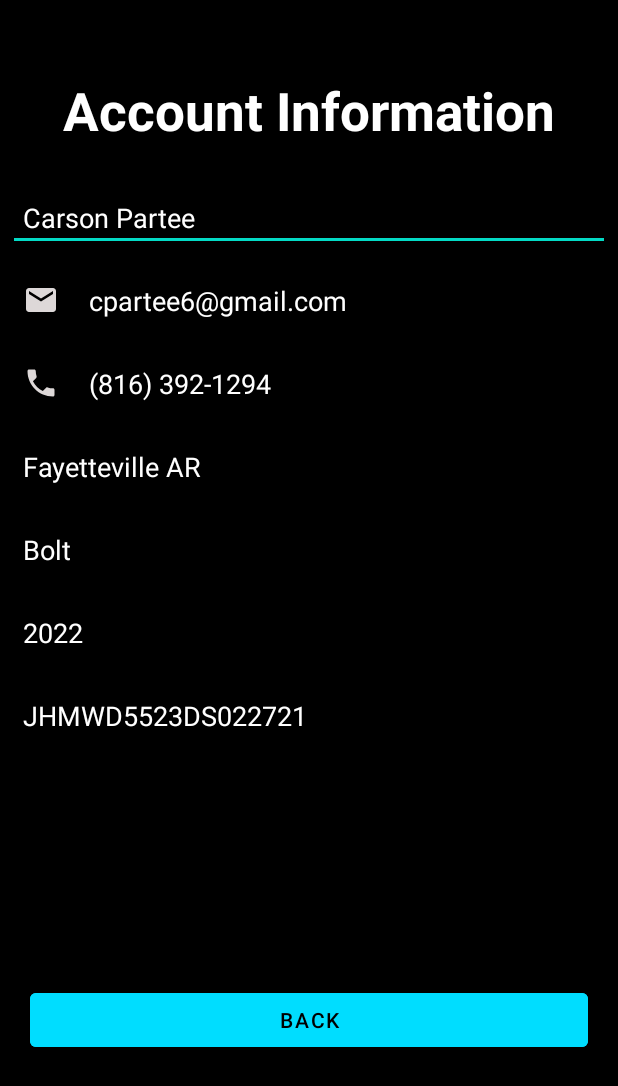
After one commit to capstoneGM/gmApp, an Android app: the AccountInfo screen opened directly, with no data from a screen before it, on a phone screen of 412 x 824 dp. The commit adds this screen. Shown: the top 1086 px of the screen. Run offline under Robolectric (Android 15) with nearby library versions, the phone set to English and light mode, and no system bars.

Commit message:
Account info screen initial setup

```diff
--- a/GMev/app/build.gradle
+++ b/GMev/app/build.gradle
@@ -38,4 +38,5 @@ dependencies {
     testImplementation 'junit:junit:4.+'
     androidTestImplementation 'androidx.test.ext:junit:1.1.3'
     androidTestImplementation 'androidx.test.espresso:espresso-core:3.4.0'
+    compile 'com.firebase:firebase-client-android:2.5.0'
 }
--- a/GMev/app/src/main/AndroidManifest.xml
+++ b/GMev/app/src/main/AndroidManifest.xml
@@ -22,6 +22,9 @@
             android:name=".MainMenu"
             android:exported="false" />
         <activity
+            android:name=".AccountInfo"
+            android:exported="false" />
+        <activity
             android:name=".MainActivity"
             android:exported="true">
             <intent-filter>
--- /dev/null
+++ b/GMev/app/src/main/java/com/example/gmev/AccountInfo.java
@@ -0,0 +1,78 @@
+package com.example.gmev;
+
+import androidx.appcompat.app.AppCompatActivity;
+
+import android.content.Intent;
+import android.os.Bundle;
+import android.view.View;
+import android.widget.EditText;
+
+import com.google.android.material.button.MaterialButton;
+
+import org.json.JSONObject;
+
+import enums.Screens;
+
+public class AccountInfo extends AppCompatActivity {
+    private dto.Registration registrationInfo;
+
+    @Override
+    protected void onCreate(Bundle savedInstanceState) {
+        super.onCreate(savedInstanceState);
+
+        setContentView(R.layout.activity_account_info);
+
+
+        boolean isSignUp = false;
+        registrationInfo = (dto.Registration) getIntent().getSerializableExtra("registration_info");
+        if (registrationInfo != null) isSignUp = true;
+
+        MaterialButton exitBtn = (MaterialButton) findViewById(R.id.exitbtn);
+
+        exitBtn.setOnClickListener(new View.OnClickListener() {
+            @Override
+            public void onClick(View view) {
+                goBack();
+            }
+        });
+
+        PopulateTextBoxes(isSignUp);
+
+    }
+
+    public void goBack() {
+        if (registrationInfo != null) {
+            registrationInfo.fullName = ((EditText)findViewById(R.id.fullname)).getText().toString();
+            setResult(100, new Intent().putExtra("registration_info", registrationInfo));
+        }
+        finish();
+    }
+
+    public void PopulateTextBoxes(boolean isSignUp) {
+        EditText fullName = (EditText) findViewById(R.id.fullname);
+        EditText email = (EditText) findViewById(R.id.email);
+        EditText phone = (EditText) findViewById(R.id.phone);
+        EditText address = (EditText) findViewById(R.id.address);
+        EditText model = (EditText) findViewById(R.id.vehiclemodel);
+        EditText year = (EditText) findViewById(R.id.year);
+        EditText vin = (EditText) findViewById(R.id.vin);
+
+        if (!isSignUp) {
+            fullName.setText("Carson Partee");
+            email.setText("cpartee6@gmail.com");
+            phone.setText("(816) 392-1294");
+            address.setText("Fayetteville AR");
+            model.setText("Bolt");
+            year.setText("2022");
+            vin.setText("JHMWD5523DS022721");
+        } else {
+            fullName.setText(registrationInfo.fullName);
+            email.setText(registrationInfo.email);
+            phone.setText(registrationInfo.phone);
+            address.setText(registrationInfo.address);
+            model.setText(registrationInfo.vehicleModel);
+            year.setText(registrationInfo.vehicleYear);
+            vin.setText(registrationInfo.vehicleIdNumber);
+        }
+    }
+}
--- /dev/null
+++ b/GMev/app/src/main/res/layout/activity_account_info.xml
@@ -0,0 +1,131 @@
+<?xml version="1.0" encoding="utf-8"?>
+<RelativeLayout xmlns:android="http://schemas.android.com/apk/res/android"
+    xmlns:app="http://schemas.android.com/apk/res-auto"
+    xmlns:tools="http://schemas.android.com/tools"
+    android:layout_width="match_parent"
+    android:layout_height="match_parent"
+    android:background="@color/black"
+    tools:context=".AccountInfo">
+
+    <TextView
+        android:id="@+id/accountInformation"
+        android:layout_width="wrap_content"
+        android:layout_height="wrap_content"
+        android:layout_alignParentStart="true"
+        android:layout_alignParentEnd="true"
+        android:layout_gravity="center"
+        android:layout_marginStart="30dp"
+        android:layout_marginTop="50dp"
+        android:layout_marginEnd="30dp"
+        android:layout_marginBottom="20dp"
+        android:text="@string/account_information"
+        android:textColor="@color/white"
+        android:textSize="35sp"
+        android:textStyle="bold"
+        android:gravity="center" />
+
+    <com.google.android.material.button.MaterialButton
+        android:id="@+id/exitbtn"
+        android:layout_width="396dp"
+        android:layout_height="wrap_content"
+        android:layout_below="@+id/vin"
+        android:layout_alignParentStart="true"
+        android:layout_alignParentEnd="true"
+        android:layout_marginStart="20dp"
+        android:layout_marginTop="151dp"
+        android:layout_marginEnd="20dp"
+        android:layout_marginBottom="30dp"
+        android:backgroundTint="@android:color/holo_blue_bright"
+        android:text="@string/account_info_back"
+        android:textColor="@color/black" />
+
+    <EditText
+        android:id="@+id/fullname"
+        android:layout_width="match_parent"
+        android:layout_height="wrap_content"
+        android:layout_below="@id/accountInformation"
+        android:layout_marginStart="5dp"
+        android:layout_marginTop="5dp"
+        android:layout_marginEnd="5dp"
+        android:layout_marginBottom="5dp"
+        android:drawablePadding="20dp"
+        android:hint="First and last name"
+        android:padding="10dp"
+        android:textColor="@color/white"
+        android:textColorHint="@color/white" />
+    <EditText
+        android:id="@+id/email"
+        android:layout_width="match_parent"
+        android:layout_height="wrap_content"
+        android:layout_below="@id/fullname"
+        android:hint="Email"
+        android:textColor="@color/white"
+        android:textColorHint="@color/white"
+        android:layout_margin="5dp"
+        android:padding="10dp"
+        android:drawableLeft="@drawable/ic_baseline_email_24"
+        android:drawablePadding="20dp"
+        />
+
+    <EditText
+        android:id="@+id/phone"
+        android:layout_width="match_parent"
+        android:layout_height="wrap_content"
+        android:layout_below="@id/email"
+        android:hint="phone number"
+        android:textColor="@color/white"
+        android:textColorHint="@color/white"
+        android:layout_margin="5dp"
+        android:padding="10dp"
+        android:drawableLeft="@drawable/ic_baseline_phone_24"
+        android:drawablePadding="20dp"
+        />
+
+    <EditText
+        android:id="@+id/address"
+        android:layout_width="match_parent"
+        android:layout_height="wrap_content"
+        android:layout_below="@id/phone"
+        android:hint="Address"
+        android:textColor="@color/white"
+        android:textColorHint="@color/white"
+        android:layout_margin="5dp"
+        android:padding="10dp"
+        />
+
+    <EditText
+        android:id="@+id/vehiclemodel"
+        android:layout_width="match_parent"
+        android:layout_height="wrap_content"
+        android:layout_below="@id/address"
+        android:hint="Vehicle Model"
+        android:textColor="@color/white"
+        android:textColorHint="@color/white"
+        android:layout_margin="5dp"
+        android:padding="10dp"
+        />
+
+    <EditText
+        android:id="@+id/year"
+        android:layout_width="match_parent"
+        android:layout_height="wrap_content"
+        android:layout_below="@id/vehiclemodel"
+        android:hint="Year"
+        android:textColor="@color/white"
+        android:textColorHint="@color/white"
+        android:layout_margin="5dp"
+        android:padding="10dp"
+        />
+    <EditText
+        android:id="@+id/vin"
+        android:layout_width="match_parent"
+        android:layout_height="wrap_content"
+        android:layout_below="@id/year"
+        android:hint="Vehicle Identification Number"
+        android:textColor="@color/white"
+        android:textColorHint="@color/white"
+        android:layout_margin="5dp"
+        android:padding="10dp"
+        />
+
+</RelativeLayout>
--- a/GMev/app/src/main/res/layout/activity_main.xml
+++ b/GMev/app/src/main/res/layout/activity_main.xml
@@ -26,15 +26,16 @@
         android:layout_width="match_parent"
         android:layout_height="wrap_content"
         android:layout_below="@id/signin"
+
         android:hint="Email address"
         android:textColor="@color/white"
         android:textColorHint="@color/white"
+
         android:layout_marginStart="40dp"
         android:layout_marginEnd="40dp"
-        android:padding="10dp"
         android:drawableLeft="@drawable/ic_baseline_person_24"
         android:drawablePadding="20dp"
-        />
+        android:padding="10dp" />
     <EditText
         android:id="@+id/password"
         android:layout_width="match_parent"
--- a/GMev/app/src/main/res/values/strings.xml
+++ b/GMev/app/src/main/res/values/strings.xml
@@ -1,3 +1,7 @@
 <resources>
     <string name="app_name">GMev</string>
+    <string name="account_information">Account Information</string>
+    <string name="account_info_back">BACK</string>
+    <string name="name">Name</string>
+    <string name="email">Email</string>
 </resources>
```
Also changed, not shown: GMev/app/src/main/java/com/example/gmev/MainMenu.java (+13 -1 lines), GMev/app/src/main/java/com/example/gmev/Registration.java (+40 -0 lines), GMev/app/src/main/java/dto/Registration.java (added, +15 -0 lines), GMev/app/src/main/java/enums/Screens.java (added, +10 -0 lines), GMev/app/src/main/res/layout/activity_bank_info.xml (+10 -8 lines), GMev/app/src/main/res/layout/activity_registration.xml (+15 -87 lines), 1 other file.
